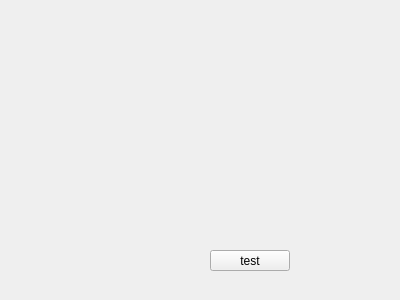
SemQ20/calc, file math_functions.ui: the form before one commit.
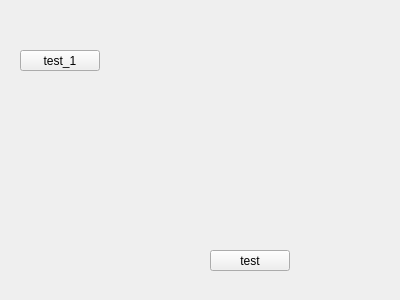
The form after the commit.

Commit message: update project add new form and set communication

```diff
--- a/math_functions.ui
+++ b/math_functions.ui
@@ -26,6 +26,19 @@
     <string>test</string>
    </property>
   </widget>
+  <widget class="QPushButton" name="pushButton_2">
+   <property name="geometry">
+    <rect>
+     <x>20</x>
+     <y>50</y>
+     <width>80</width>
+     <height>21</height>
+    </rect>
+   </property>
+   <property name="text">
+    <string>test_1</string>
+   </property>
+  </widget>
  </widget>
  <resources/>
  <connections/>
```
The commit also changes 6 other files.
